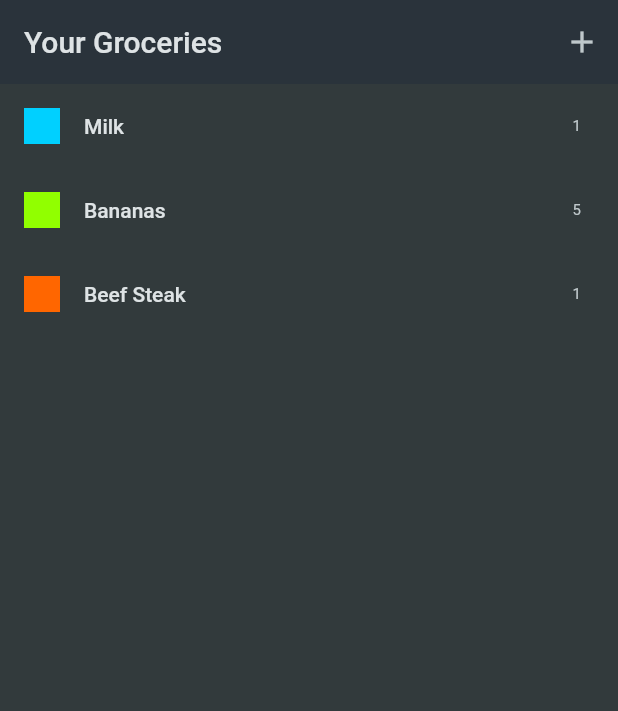
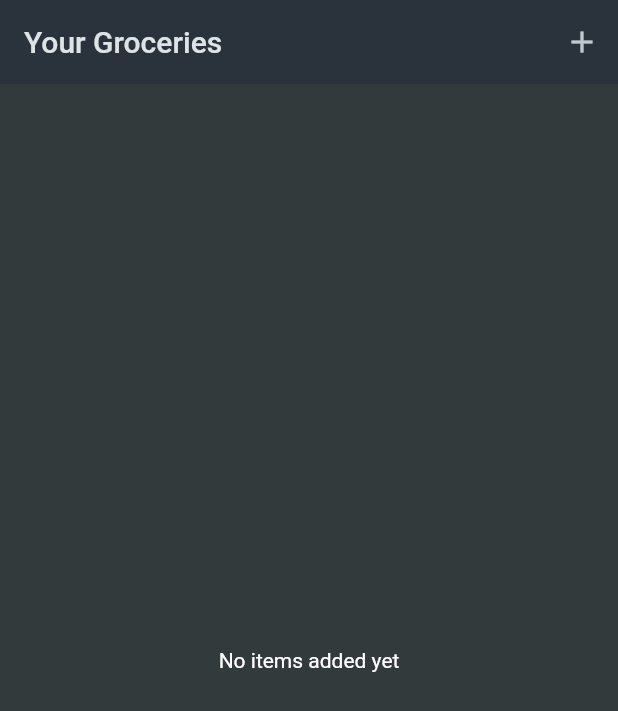
Before and after one commit to Vipul-Thapliyal/Flutter_course_sec_11_shopping_list_app, a Flutter app: the screen it shows after launch, on a phone screen of 412 x 824 dp. Shown: the top 711 px of the screen. Run offline on Flutter 3.47's test engine with Material 2 defaults, Android fonts, the phone set to English and light mode, and no system bars.

Commit message:
Section 11 completed

```diff
--- a/lib/data/dummy_items.dart
+++ /dev/null
@@ -1,24 +0,0 @@
-import 'package:shopping_list_app_section_11/data/categories.dart';
-import 'package:shopping_list_app_section_11/models/category.dart';
-import 'package:shopping_list_app_section_11/models/grocery_item.dart';
-
-final groceryItems = [
-  GroceryItem(
-      id: 'a',
-      name: 'Milk',
-      quantity: 1,
-      category: categories[Categories.dairy]!
-  ),
-  GroceryItem(
-      id: 'b',
-      name: 'Bananas',
-      quantity: 5,
-      category: categories[Categories.fruit]!
-  ),
-  GroceryItem(
-      id: 'c',
-      name: 'Beef Steak',
-      quantity: 1,
-      category: categories[Categories.meat]!
-  ),
-];
--- a/lib/widgets/grocery_list.dart
+++ b/lib/widgets/grocery_list.dart
@@ -1,5 +1,5 @@
 import 'package:flutter/material.dart';
-import 'package:shopping_list_app_section_11/data/dummy_items.dart';
+import 'package:shopping_list_app_section_11/models/grocery_item.dart';
 import 'package:shopping_list_app_section_11/widgets/new_item.dart';
 
 
@@ -11,14 +11,55 @@ class GroceryList extends StatefulWidget {
 }
 
 class _GroceryListState extends State<GroceryList> {
-  void _addItem() {
-    Navigator.of(context).push(
+  final List<GroceryItem> _groceryItems = [];
+
+  void _addItem() async {
+    final newItem = await Navigator.of(context).push<GroceryItem>(
       MaterialPageRoute(builder: (ctx) => const NewItem())
     );
+
+    if(newItem == null) {
+      return;
+    }
+
+    setState(() {
+      _groceryItems.add(newItem);
+    });
+  }
+
+  void _removeItem(GroceryItem item) {
+    setState(() {
+      _groceryItems.remove(item);
+    });
   }
 
   @override
   Widget build(BuildContext context) {
+    Widget content = const Center(
+      child: Text("No items added yet"),
+    );
+
+    if(_groceryItems.isNotEmpty) {
+      content = ListView.builder(
+        itemCount: _groceryItems.length,
+        itemBuilder: (ctx, index) => Dismissible(
+          onDismissed: (direction) {
+            _removeItem(_groceryItems[index]);
+          },
+          key: ValueKey(_groceryItems[index].id),
+          child: ListTile(
+            title: Text(_groceryItems[index].name),
+            leading: Container(
+              width: 24,
+              height: 24,
+              color: _groceryItems[index].category.color,
+            ),
+            trailing: Text(_groceryItems[index].quantity.toString()),
+          ),
+        )
+      );
+    }
+
     return Scaffold(
       appBar: AppBar(
         title: const Text("Your Groceries"),
@@ -29,18 +70,7 @@ class _GroceryListState extends State<GroceryList> {
            )
         ],
       ),
-      body: ListView.builder(
-        itemCount: groceryItems.length,
-        itemBuilder: (ctx, index) => ListTile(
-          title: Text(groceryItems[index].name),
-          leading: Container(
-            width: 24,
-            height: 24,
-            color: groceryItems[index].category.color,
-          ),
-          trailing: Text(groceryItems[index].quantity.toString()),
-        )
-      ),
+      body: content,
     );
   }
 }
```
Also changed, not shown: lib/widgets/new_item.dart (+12 -6 lines).
